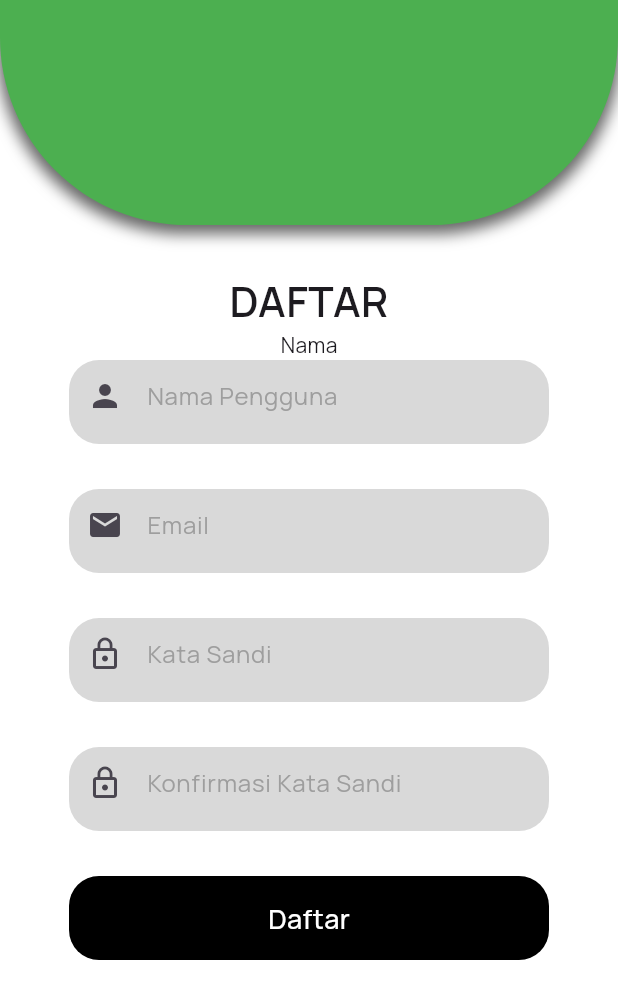
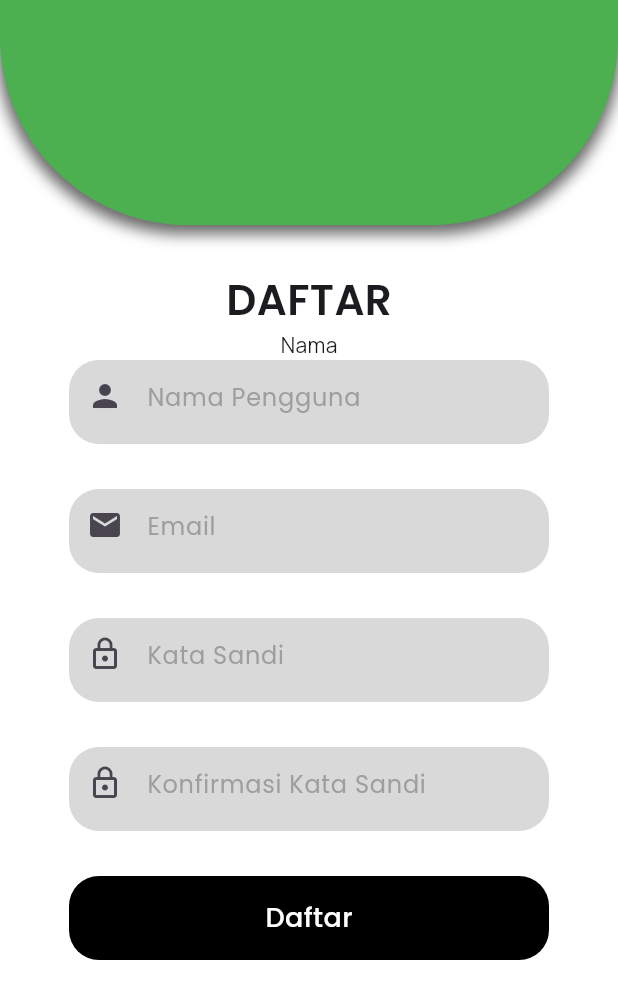
Before and after one commit to AstriaLfy/Resikin, a Flutter app: the RegisterPage screen opened directly, after a tap on "Daftar dengan Email", on a phone screen of 412 x 824 dp. Shown: the top 999 px of the screen. Run offline on Flutter 3.47's test engine with Material 3 defaults, Android fonts, the phone set to English and light mode, and no system bars; our stand-ins replace google_fonts, smooth_page_indicator.

Commit message:
ganti fontstyle

```diff
--- a/lib/page/regist_form.dart
+++ b/lib/page/regist_form.dart
@@ -1,4 +1,5 @@
 import 'package:flutter/material.dart';
+import 'package:google_fonts/google_fonts.dart';
 
 class RegisterForm extends StatelessWidget {
   @override
@@ -31,7 +32,7 @@ class RegisterForm extends StatelessWidget {
 
 
               SizedBox(height: 30,),
-              Text("DAFTAR", style: TextStyle(
+              Text("DAFTAR", style: GoogleFonts.poppins(
                 fontSize: 28,
                 fontWeight: FontWeight.w600,
               ),),
@@ -51,7 +52,7 @@ class RegisterForm extends StatelessWidget {
                   border: InputBorder.none,
                   prefixIcon: Icon(Icons.person),
                   hintText: "Nama Pengguna",
-                  hintStyle: TextStyle(color: Colors.grey),
+                  hintStyle: GoogleFonts.poppins(color: Colors.grey),
                 ),
               ),
               ),
@@ -70,7 +71,7 @@ class RegisterForm extends StatelessWidget {
                   border: InputBorder.none,
                   prefixIcon: Icon(Icons.email),
                   hintText: "Email",
-                  hintStyle: TextStyle(color: Colors.grey),
+                  hintStyle: GoogleFonts.poppins(color: Colors.grey),
                 ),
               ),
               ),
@@ -89,7 +90,7 @@ class RegisterForm extends StatelessWidget {
                   border: InputBorder.none,
                   prefixIcon: Icon(Icons.lock_outline),
                   hintText: "Kata Sandi",
-                  hintStyle: TextStyle(color: Colors.grey),
+                  hintStyle: GoogleFonts.poppins(color: Colors.grey),
                 ),
               ),
               ),
@@ -108,7 +109,7 @@ class RegisterForm extends StatelessWidget {
                   border: InputBorder.none,
                   prefixIcon: Icon(Icons.lock_outline),
                   hintText: "Konfirmasi Kata Sandi",
-                  hintStyle: TextStyle(color: Colors.grey),
+                  hintStyle: GoogleFonts.poppins(color: Colors.grey),
                 ),
               ),
               ),
@@ -123,7 +124,7 @@ class RegisterForm extends StatelessWidget {
           ),
           child: Center(
             child:
-            Text("Daftar", style: TextStyle(
+            Text("Daftar", style: GoogleFonts.poppins(
               color: Colors.white,
               fontSize: 18,
               fontWeight: FontWeight.w500,
--- a/lib/page/register_page.dart
+++ b/lib/page/register_page.dart
@@ -1,4 +1,6 @@
 import 'package:flutter/material.dart';
+import 'package:google_fonts/google_fonts.dart';
+import 'package:resikin/page/login_page.dart';
 import 'package:resikin/page/regist_form.dart';
 
 class RegisterPage extends StatelessWidget {
@@ -33,7 +35,7 @@ class RegisterPage extends StatelessWidget {
                   children: [
                     SizedBox(height: 137,),
                     Center(
-                      child: Text("DAFTAR", style: TextStyle(
+                      child: Text("DAFTAR", style: GoogleFonts.poppins(
                         fontSize: 28,
                         fontWeight: FontWeight.w600,
                       ),),
@@ -63,7 +65,7 @@ class RegisterPage extends StatelessWidget {
                     SizedBox(width: 20,),
                     Icon(Icons.email),
                     SizedBox(width: 10,),
-                    Text("Daftar dengan Email"),
+                    Text("Daftar dengan Email",style: GoogleFonts.poppins()),
 
                   ],
                 )
@@ -86,7 +88,7 @@ class RegisterPage extends StatelessWidget {
 
               Padding(
                 padding: const EdgeInsets.symmetric(horizontal: 8.0),
-                child: Text('atau'), ),
+                child: Text('atau', style: GoogleFonts.poppins(),), ),
 
 
               Container(
@@ -121,9 +123,28 @@ class RegisterPage extends StatelessWidget {
                 )
             ),
 
-            )
+            ),
 
-
+            SizedBox(height: 270),
+            Row(
+              mainAxisAlignment: MainAxisAlignment.center,
+              children: [
+                Text("Sudah punya akun?"),
+                GestureDetector(
+                  onTap: () {
+                    Navigator.of(context).push(
+                      MaterialPageRoute(builder: (context) => LoginPage()),
+                    );
+                  },
+                  child: Container(
+                    child: Text(
+                      " Masuk",
+                      style: TextStyle(color: Colors.blue),
+                    ),
+                  ),
+                ),
+              ],
+            ),
 
 
           ],
```
Also changed, not shown: lib/page/login_page.dart (+13 -10 lines), lib/page/onboarding_page.dart (+7 -6 lines).
